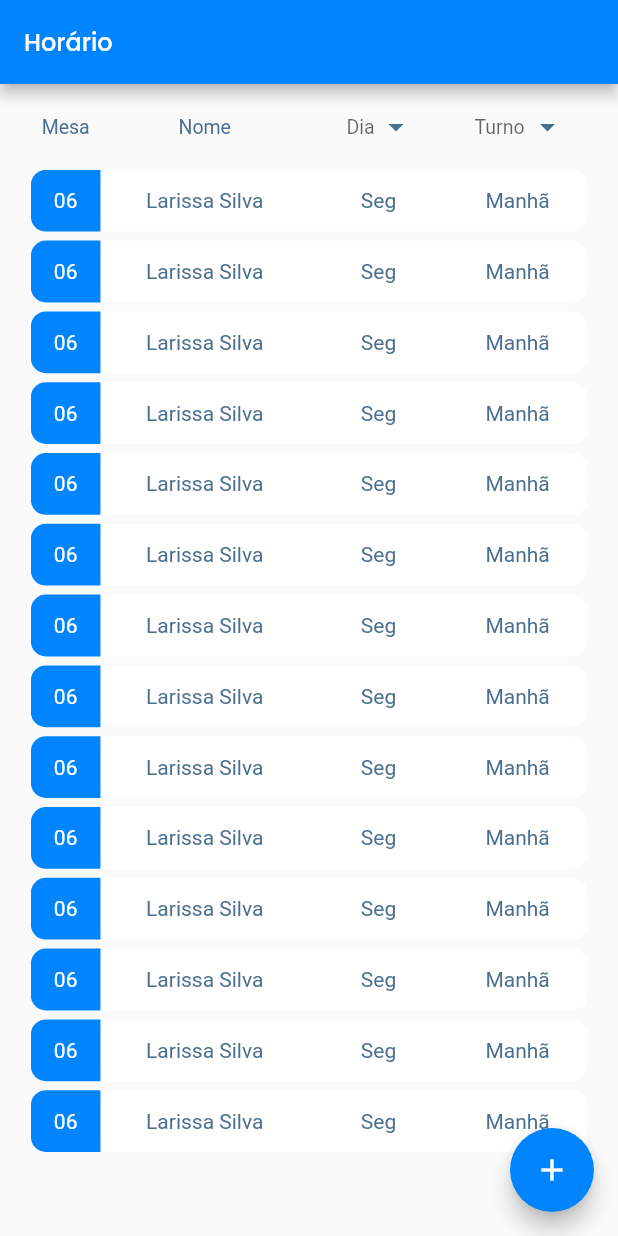
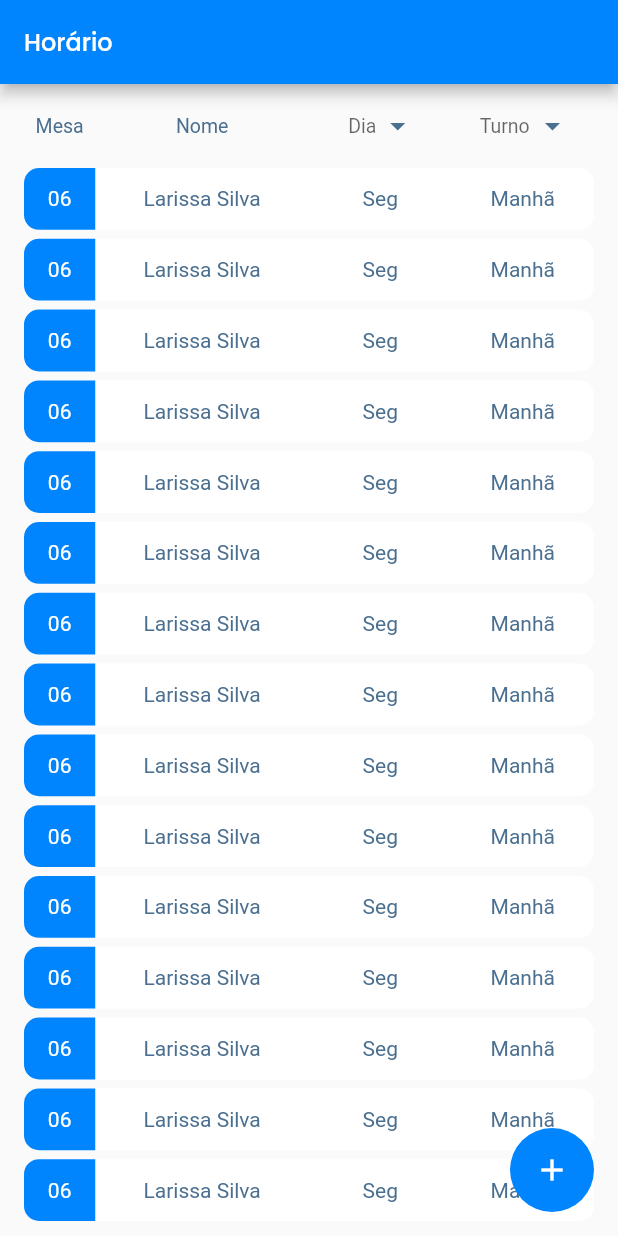
Before and after one commit to LAMPI-Oficial/Easy-Flow, a Flutter app: the screen it shows after launch, on a phone screen of 412 x 824 dp. Run offline on Flutter 3.47's test engine with Material 2 defaults, Android fonts, the phone set to English and light mode, and no system bars; our stand-ins replace auto_size_text, get, result_dart; missing offline and left inert: stylish_dialog; accounts and stored records are empty; Roboto replaces fonts that are missing (Montserrat, Segoe UI).

Commit message:
[FE1.8] - corrigido responsividade e ajustado pra ios

```diff
--- a/lib/layers/modules/horary/horary_page.dart
+++ b/lib/layers/modules/horary/horary_page.dart
@@ -19,21 +19,32 @@ class HoraryPage extends GetView<HoraryController> {
             return Scaffold(
               appBar: AppBar(
                 title: const Text('Horário'),
-              ),
-              floatingActionButton: FloatingActionButton(
+                actions: [
+                  GetPlatform.isIOS
+                      ? FloatingActionButton(
+                          elevation: 0,
                           onPressed: () {},
                           child: const Icon(Icons.add),
+                        )
+                      : Container(),
+                ],
               ),
+              floatingActionButton: !GetPlatform.isIOS
+                  ? FloatingActionButton(
+                      elevation: 0,
+                      onPressed: () {},
+                      child: const Icon(Icons.add),
+                    )
+                  : Container(),
               body: SafeArea(
-                child: Center(
-                  child: SizedBox(
-                    width: constraints.maxWidth * .90,
+                child: Padding(
+                  padding: const EdgeInsets.symmetric(horizontal: 16),
                   child: Column(
                     children: [
                       Padding(
                         padding: const EdgeInsets.symmetric(vertical: 8.0),
                         child: SizedBox(
-                            height: constraints.maxHeight * .05,
+                          height: 40,
                           child: Row(
                             mainAxisAlignment: MainAxisAlignment.spaceAround,
                             children: [
@@ -101,8 +112,7 @@ class HoraryPage extends GetView<HoraryController> {
                           ),
                         ),
                       ),
-                        SizedBox(
-                          height: constraints.maxHeight * .80,
+                      Expanded(
                         child: ListView.separated(
                           itemCount: 15,
                           separatorBuilder: (context, index) {
@@ -126,9 +136,8 @@ class HoraryPage extends GetView<HoraryController> {
                             );
                           },
                         ),
-                        )
+                      ),
                     ],
-                    ),
                   ),
                 ),
               ),
```
Also changed, not shown: 1 other file. Lines whose indentation alone changed are shown as unchanged.
